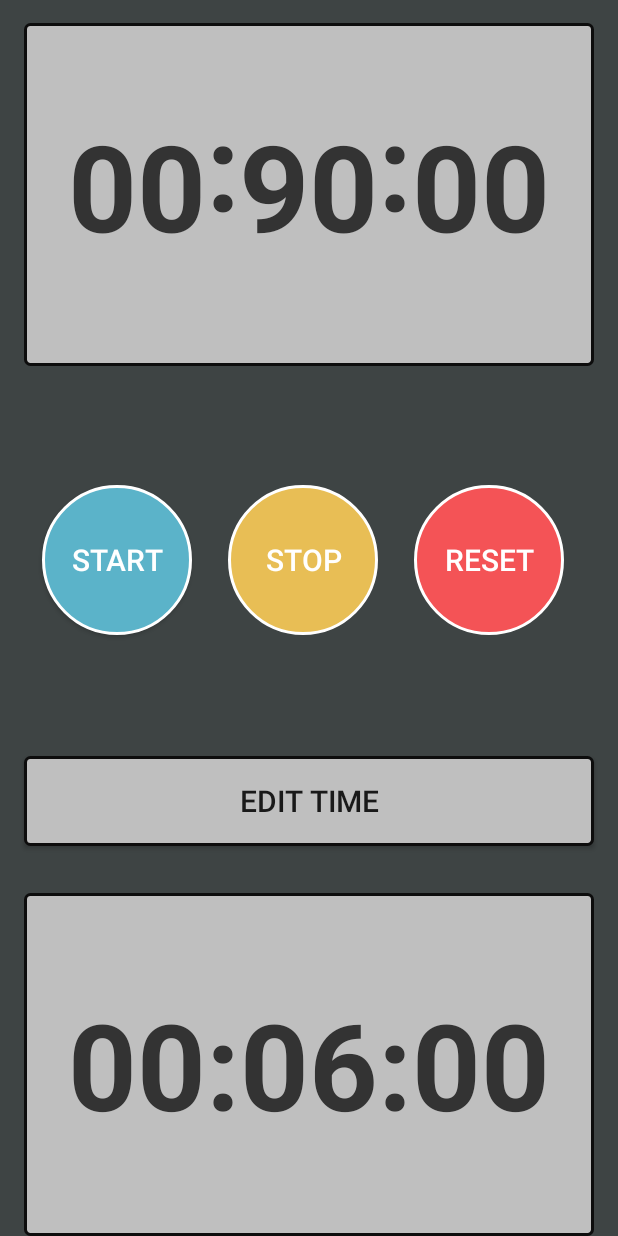
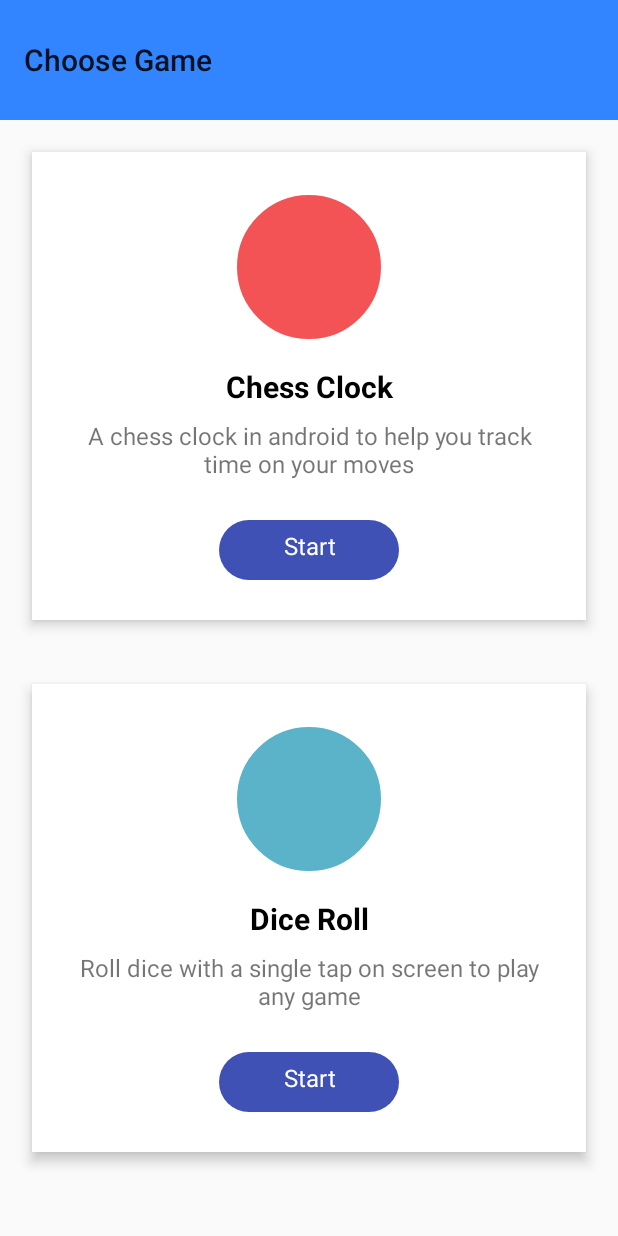
Before and after one commit to nitinmehtaa/Chess-Ticker, an Android app: the screen it shows after launch (HomeScreenActivity before the commit, SelectGameActivity after it), on a phone screen of 412 x 824 dp. Run offline under Robolectric (Android 15) with nearby library versions, the light colour scheme and no system bars.

Commit message:
Basic UI is done

```diff
--- a/app/src/main/AndroidManifest.xml
+++ b/app/src/main/AndroidManifest.xml
@@ -10,17 +10,18 @@
     <application
         android:allowBackup="true"
         android:icon="@mipmap/ic_launcher"
-        android:label="@string/app_name"
+        android:label="Choose Game"
         android:roundIcon="@mipmap/ic_launcher_round"
         android:supportsRtl="true"
         android:theme="@style/AppTheme">
-        <activity android:name=".HomeScreenActivity">
+        <activity android:name=".SelectGameActivity">
             <intent-filter>
                 <action android:name="android.intent.action.MAIN" />
 
                 <category android:name="android.intent.category.LAUNCHER" />
             </intent-filter>
         </activity>
+        <activity android:name=".ChessClockActivity"/>
         <meta-data
             android:name="io.fabric.ApiKey"
             android:value="df832f113fa1abda9246281f207ceec2cef27ed2" />
--- a/app/src/main/java/com/chessticker/nitinmehta/chessticker/HomeScreenActivity.java
+++ b/app/src/main/java/com/chessticker/nitinmehta/chessticker/ChessClockActivity.java
@@ -17,7 +17,7 @@ import io.fabric.sdk.android.Fabric;
 import java.util.concurrent.TimeUnit;
 
 
-public class HomeScreenActivity extends Activity {
+public class ChessClockActivity extends Activity {
 
     TopCounterClass topTimer;
     BottomCounterClass bottomTimer;
@@ -49,7 +49,7 @@ public class HomeScreenActivity extends Activity {
     //Dialog to set Time
     private void showEditTimeDialog(){
         final AlertDialog.Builder mBuilder = new AlertDialog.Builder(this);
-        View mView = getLayoutInflater().inflate(R.layout.custom_dialog, null);
+        View mView = getLayoutInflater().inflate(R.layout.edit_time_dialog, null);
         final EditText setTime = (EditText) mView.findViewById(R.id.edit_text);
         Button setTimeButton = (Button) mView.findViewById(R.id.button_set_time);
         mBuilder.setView(mView);
@@ -64,7 +64,7 @@ public class HomeScreenActivity extends Activity {
                     //To check minutes should be in between 1 and 1440
                      long number = Long.parseLong(setTime.getText().toString());
                     if (number > maxMinutesAllowed || number < minMinutesAllowed) {
-                        Toast.makeText(HomeScreenActivity.this,
+                        Toast.makeText(ChessClockActivity.this,
                                 "Time should not be less than 1 minute or more than 24 Hours, Try again ",
                                 Toast.LENGTH_LONG).show();
                     } else {
@@ -72,7 +72,7 @@ public class HomeScreenActivity extends Activity {
                         String finalTimeTobeShown = convertTime(currentStartTime);
                         textView1.setText(finalTimeTobeShown);
                         textView2.setText(finalTimeTobeShown);
-                        Toast.makeText(HomeScreenActivity.this,
+                        Toast.makeText(ChessClockActivity.this,
                                 "Time Updated",
                                 Toast.LENGTH_SHORT).show();
                         resetTimers();
@@ -80,7 +80,7 @@ public class HomeScreenActivity extends Activity {
                     }
 
                 } else {
-                    Toast.makeText(HomeScreenActivity.this,
+                    Toast.makeText(ChessClockActivity.this,
                             "Please enter Minutes",
                             Toast.LENGTH_SHORT).show();
                 }
@@ -102,7 +102,7 @@ public class HomeScreenActivity extends Activity {
     protected void onCreate(Bundle savedInstanceState) {
         super.onCreate(savedInstanceState);
         Fabric.with(this, new Crashlytics());
-        setContentView(R.layout.activity_home_screen);
+        setContentView(R.layout.chess_clock_activity);
         getWindow().addFlags(WindowManager.LayoutParams.FLAG_KEEP_SCREEN_ON); //To keep screen always ON
         findViews();
 
@@ -286,7 +286,7 @@ public class HomeScreenActivity extends Activity {
             try {
                 Vibrator v = (Vibrator) getSystemService(Context.VIBRATOR_SERVICE);
                 v.vibrate(500);
-                Toast.makeText(HomeScreenActivity.this, "Game Over! Player 2 Wins", Toast.LENGTH_SHORT).show();
+                Toast.makeText(ChessClockActivity.this, "Game Over! Player 2 Wins", Toast.LENGTH_SHORT).show();
                 textView1.setText(initialTime);
                 textView2.setText(initialTime);
             } catch (Exception e){
@@ -333,7 +333,7 @@ public class HomeScreenActivity extends Activity {
             try {
             Vibrator v = (Vibrator)getSystemService(Context.VIBRATOR_SERVICE);
             v.vibrate(500);
-            Toast.makeText(HomeScreenActivity.this, "Game Over! Player 1 Wins", Toast.LENGTH_SHORT).show();
+            Toast.makeText(ChessClockActivity.this, "Game Over! Player 1 Wins", Toast.LENGTH_SHORT).show();
             textView1.setText(initialTime);
             textView2.setText(initialTime);
             } catch (Exception e) {
--- /dev/null
+++ b/app/src/main/java/com/chessticker/nitinmehta/chessticker/ClickListener.java
@@ -0,0 +1,11 @@
+package com.chessticker.nitinmehta.chessticker;
+
+import android.view.View;
+
+/**
+ * Created by NitinMehta on 28/02/2018.
+ */
+
+public interface ClickListener {
+    void itemClicked(GameData gameDataItem);
+}
--- /dev/null
+++ b/app/src/main/java/com/chessticker/nitinmehta/chessticker/GameData.java
@@ -0,0 +1,42 @@
+package com.chessticker.nitinmehta.chessticker;
+
+import android.widget.ImageView;
+
+/**
+ * Created by NitinMehta on 27/02/2018.
+ */
+
+public class GameData {
+    private String gameTitle, gamesubTitle;
+    private int thumbnail;
+
+    public GameData(String gameTitle, String gamesubTitle, int thumbnail){
+        this.gameTitle = gameTitle;
+        this.gamesubTitle = gamesubTitle;
+        this.thumbnail = thumbnail;
+    }
+
+    public String getGameTitle() {
+        return gameTitle;
+    }
+
+    public void setGameTitle(String gameTitle) {
+        this.gameTitle = gameTitle;
+    }
+
+    public String getGamesubTitle() {
+        return gamesubTitle;
+    }
+
+    public void setGamesubTitle(String gamesubTitle) {
+        this.gamesubTitle = gamesubTitle;
+    }
+
+    public int getThumbnail() {
+        return thumbnail;
+    }
+
+    public void setThumbnail(int thumbnail) {
+        this.thumbnail = thumbnail;
+    }
+}
--- /dev/null
+++ b/app/src/main/java/com/chessticker/nitinmehta/chessticker/SelectGameActivity.java
@@ -0,0 +1,88 @@
+package com.chessticker.nitinmehta.chessticker;
+
+import android.content.Intent;
+import android.os.Bundle;
+import android.support.annotation.Nullable;
+import android.support.v7.app.AppCompatActivity;
+import android.support.v7.widget.DefaultItemAnimator;
+import android.support.v7.widget.LinearLayoutManager;
+import android.support.v7.widget.RecyclerView;
+import android.support.v7.widget.Toolbar;
+import android.util.Log;
+import android.view.View;
+
+import java.util.ArrayList;
+import java.util.List;
+
+/**
+ * Created by NitinMehta on 27/02/2018.
+ */
+
+public class SelectGameActivity extends AppCompatActivity implements ClickListener{
+    private List<GameData> gameDataList = new ArrayList<>();
+    private RecyclerView mRecyclerView;
+    private SelectGameAdapter mAdapter;
+
+    @Override
+    protected void onCreate(@Nullable Bundle savedInstanceState) {
+        super.onCreate(savedInstanceState);
+        setContentView(R.layout.select_game_activity);
+        Toolbar toolbar = (Toolbar)findViewById(R.id.toolbar);
+        setSupportActionBar(toolbar);
+
+        mRecyclerView = (RecyclerView)findViewById(R.id.select_game_recycler_view);
+        mAdapter = new SelectGameAdapter(gameDataList);
+
+        RecyclerView.LayoutManager mLayoutManager = new LinearLayoutManager(getApplicationContext());
+        mRecyclerView.setLayoutManager(mLayoutManager);
+        mRecyclerView.setItemAnimator(new DefaultItemAnimator());
+        mRecyclerView.setAdapter(mAdapter);
+        prepareGameData();
+    }
+
+    private void prepareGameData() {
+        int[] thumbImages = new int[] {
+                R.drawable.round_button_reset,
+                R.drawable.round_button_start,
+                R.drawable.round_button_stop,
+                R.drawable.round_button_reset
+        };
+
+        GameData data = new GameData("Chess Clock", "A chess clock in android to help you track time on your moves", thumbImages[0]);
+        gameDataList.add(data);
+
+        data = new GameData("Dice Roll", "Roll dice with a single tap on screen to play any game", thumbImages[1]);
+        gameDataList.add(data);
+
+        data = new GameData("Direction", "Lorem Ipsum is simply dummy text of the printing and typesetting industry. Lorem Ipsum has been the industry's standard dummy text ever ", thumbImages[2]);
+        gameDataList.add(data);
+
+        data = new GameData("Toss Coin", "Toss coin with a single tap on screen", thumbImages[3]);
+        gameDataList.add(data);
+
+        data = new GameData("Dumb Charads", "Get random movie names for playing dumb charads", thumbImages[1]);
+        gameDataList.add(data);
+
+        data = new GameData("Tambola Housie", "Get unique numbers from 1 to 100 for playing classic Tambola Housie", thumbImages[2]);
+        gameDataList.add(data);
+
+        data = new GameData("FRGTHY", "asdajsdjkadefrgthyjukihsdj", thumbImages[3]);
+        gameDataList.add(data);
+
+        data = new GameData("Dice Roll", "A virtual Dice", thumbImages[1]);
+        gameDataList.add(data);
+
+        data = new GameData("ABCD", "Lorem Ipsum has been the industry's standard dummy text ever since the 1500s, when an unknown printer took a galley of type and scrambl", thumbImages[2]);
+        gameDataList.add(data);
+
+        data = new GameData("FRGTHY", "asdajsdjkadefrgthyjukihsdj", thumbImages[3]);
+        gameDataList.add(data);
+
+        mAdapter.notifyDataSetChanged();
+    }
+
+    @Override
+    public void itemClicked(GameData gameDataItem) {
+
+    }
+}
--- /dev/null
+++ b/app/src/main/java/com/chessticker/nitinmehta/chessticker/SelectGameAdapter.java
@@ -0,0 +1,82 @@
+package com.chessticker.nitinmehta.chessticker;
+
+import android.content.Context;
+import android.content.Intent;
+import android.support.v7.widget.RecyclerView;
+import android.view.LayoutInflater;
+import android.view.View;
+import android.view.ViewGroup;
+import android.widget.ImageView;
+import android.widget.RelativeLayout;
+import android.widget.TextView;
+import android.widget.Toast;
+
+import java.util.List;
+
+/**
+ * Created by NitinMehta on 27/02/2018.
+ */
+
+public class SelectGameAdapter extends RecyclerView.Adapter<SelectGameAdapter.MyViewHolder> {
+    private List<GameData> gameDataList;
+    private Context mContext;
+    private ClickListener onItemClickListener;
+
+    public ClickListener getOnItemClickListener() {
+        return onItemClickListener;
+    }
+
+    public void setOnItemClickListener(ClickListener onItemClickListener) {
+            this.onItemClickListener = onItemClickListener;
+    }
+
+    public SelectGameAdapter(Context context, List<GameData> gameDataList){
+        this.gameDataList = gameDataList;
+        this.mContext = context;
+    }
+
+    public class MyViewHolder extends RecyclerView.ViewHolder{
+        public TextView gameTitle, gameSubtitle, startButton;
+        public ImageView gameThumbnail;
+
+
+        public MyViewHolder(View view){
+            super(view);
+            gameTitle = (TextView)view.findViewById(R.id.game_title);
+            gameSubtitle = (TextView)view.findViewById(R.id.game_subtitle);
+            gameThumbnail = (ImageView)view.findViewById(R.id.game_thumbnail);
+            startButton = (TextView)view.findViewById(R.id.start_button);
+
+        }
+    }
+
+    public SelectGameAdapter(List<GameData>gameDataList){
+        this.gameDataList = gameDataList;
+    }
+
+    @Override
+    public MyViewHolder onCreateViewHolder(ViewGroup parent, int viewType) {
+        View itemView = LayoutInflater.from(parent.getContext())
+                .inflate(R.layout.select_game_row, parent,false);
+        return new MyViewHolder(itemView);
+    }
+
+    @Override
+    public void onBindViewHolder(MyViewHolder holder, int position) {
+        GameData data = gameDataList.get(position);
+        holder.gameTitle.setText(data.getGameTitle());
+        holder.gameSubtitle.setText(data.getGamesubTitle());
+        holder.gameThumbnail.setImageResource(data.getThumbnail());
+        holder.itemView.setOnClickListener(new View.OnClickListener() {
+            @Override
+            public void onClick(View v) {
+                v.getContext().startActivity(new Intent(v.getContext(), ChessClockActivity.class));
+            }
+        });
+    }
+
+    @Override
+    public int getItemCount() {
+        return (null != gameDataList ? gameDataList.size() : 0);
+    }
+}
--- /dev/null
+++ b/app/src/main/res/drawable/round_start_button.xml
@@ -0,0 +1,16 @@
+<?xml version="1.0" encoding="utf-8"?>
+<shape xmlns:android="http://schemas.android.com/apk/res/android"
+    android:shape="rectangle">
+
+    <solid android:color="@color/colorPrimary">
+    </solid>
+
+    <size
+        android:width="120dp"
+        android:height="40dp"/>
+
+    <corners
+        android:radius="30dp">
+    </corners>
+
+</shape>
--- /dev/null
+++ b/app/src/main/res/drawable/shadow.xml
@@ -0,0 +1,20 @@
+<?xml version="1.0" encoding="utf-8"?>
+<layer-list xmlns:android="http://schemas.android.com/apk/res/android">
+    <item>
+        <shape android:shape="rectangle">
+            <solid android:color="#CABBBBBB"/>
+            <corners android:radius="2dp" />
+        </shape>
+    </item>
+
+    <item
+        android:left="2dp"
+        android:right="2dp"
+        android:top="2dp"
+        android:bottom="2dp">
+        <shape android:shape="rectangle">
+            <solid android:color="@android:color/white"/>
+            <corners android:radius="2dp" />
+        </shape>
+    </item>
+</layer-list>
--- a/app/src/main/res/layout/activity_home_screen.xml
+++ b/app/src/main/res/layout/chess_clock_activity.xml
@@ -7,7 +7,7 @@
     android:orientation="vertical"
     android:background="#3e4444"
     android:fitsSystemWindows="true"
-    tools:context="com.chessticker.nitinmehta.chessticker.HomeScreenActivity">
+    tools:context="com.chessticker.nitinmehta.chessticker.ChessClockActivity">
 
     <LinearLayout
         android:id="@+id/topLayout"
--- /dev/null
+++ b/app/src/main/res/layout/select_game_activity.xml
@@ -0,0 +1,27 @@
+<?xml version="1.0" encoding="utf-8"?>
+<LinearLayout xmlns:android="http://schemas.android.com/apk/res/android"
+    android:layout_width="match_parent"
+    android:layout_height="wrap_content"
+    android:orientation="vertical">
+
+    <android.support.v7.widget.Toolbar
+        android:id="@+id/toolbar"
+        android:layout_width="match_parent"
+        android:layout_height="80dp"
+        android:background="#3385ff"
+        android:gravity="center_horizontal"
+        android:textAlignment="center">
+
+    </android.support.v7.widget.Toolbar>
+
+    <android.support.v7.widget.RecyclerView
+        android:id="@+id/select_game_recycler_view"
+        android:layout_width="match_parent"
+        android:layout_height="match_parent"
+        android:layout_below="@+id/toolbar"
+        android:scrollbars="vertical"
+        android:layout_marginBottom="20dp">
+
+    </android.support.v7.widget.RecyclerView>
+
+</LinearLayout>
--- /dev/null
+++ b/app/src/main/res/layout/select_game_row.xml
@@ -0,0 +1,69 @@
+<?xml version="1.0" encoding="utf-8"?>
+<RelativeLayout xmlns:android="http://schemas.android.com/apk/res/android"
+    android:layout_width="match_parent"
+    android:layout_height="wrap_content"
+    android:clickable="true"
+    android:focusable="true"
+    android:orientation="vertical"
+    android:layout_marginTop="32px"
+    android:layout_marginBottom="32px"
+    android:layout_marginLeft="32px"
+    android:layout_marginRight="32px"
+    android:background="#ffffff"
+    android:elevation="5dp">
+
+        <ImageView
+            android:id="@+id/game_thumbnail"
+            android:layout_width="match_parent"
+            android:layout_height="wrap_content"
+            android:layout_marginTop="40px"
+            android:layout_marginBottom="24px"
+            android:layout_centerHorizontal="true"/>
+
+        <TextView
+            android:id="@+id/game_title"
+            android:textStyle="bold"
+            android:textColor="#000000"
+            android:layout_width="match_parent"
+            android:layout_height="wrap_content"
+            android:layout_below="@id/game_thumbnail"
+            android:layout_marginBottom="12px"
+            android:layout_marginLeft="40px"
+            android:layout_marginRight="40px"
+            android:textAlignment="center"
+            android:textSize="20sp"/>
+
+        <TextView
+            android:id="@+id/game_subtitle"
+            android:layout_width="match_parent"
+            android:layout_height="wrap_content"
+            android:layout_below="@id/game_title"
+            android:layout_marginBottom="40px"
+            android:layout_marginLeft="40px"
+            android:layout_marginRight="40px"
+            android:textAlignment="center"
+            android:textSize="16sp"/>
+
+
+    <LinearLayout
+        android:layout_below="@id/game_subtitle"
+        android:layout_width="wrap_content"
+        android:layout_height="wrap_content"
+        android:background="@drawable/round_start_button"
+        android:layout_centerHorizontal="true"
+        android:gravity="center_horizontal"
+        android:layout_marginBottom="40px">
+
+        <TextView
+            android:id="@+id/start_button"
+            android:layout_width="match_parent"
+            android:layout_height="match_parent"
+            android:textColor="#ffffff"
+            android:text="Start"
+            android:layout_marginTop="6dp"
+            android:textAlignment="center"
+            android:textSize="16sp"/>
+
+    </LinearLayout>
+
+</RelativeLayout>
--- a/app/src/main/res/values/styles.xml
+++ b/app/src/main/res/values/styles.xml
@@ -6,9 +6,6 @@
         <item name="colorPrimary">#737373</item>
         <item name="colorPrimaryDark">@color/colorPrimaryDark</item>
         <item name="colorAccent">@color/colorAccent</item>
-        <item name="actionBarSize">100dp</item>
-        <item name="android:windowTranslucentStatus">true</item>
-        <item name="android:windowTranslucentNavigation">true</item>
     </style>
 
 </resources>
```
Also changed, not shown: app/src/main/res/layout/edit_time_dialog.xml (renamed from app/src/main/res/layout/custom_dialog.xml).
